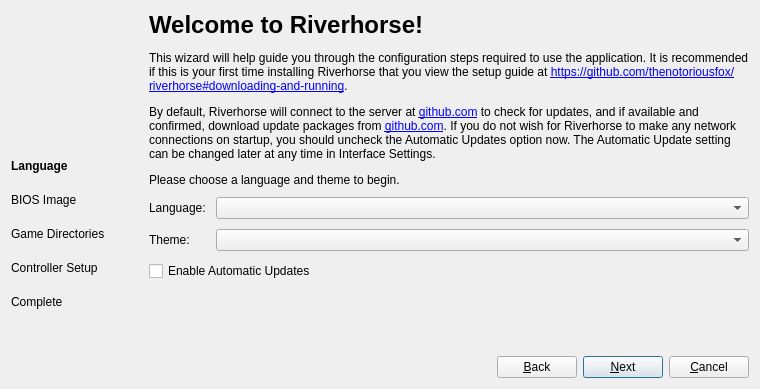
Qt form src/riverhorse-qt/setupwizarddialog.ui (thenotoriousfox/riverhorse) before a commit.
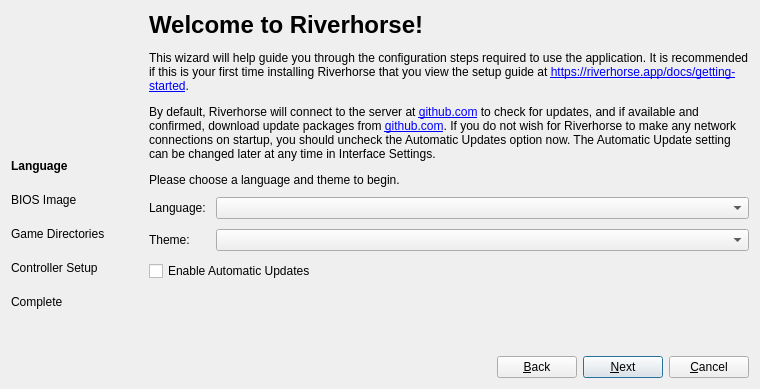
The same form after that commit. Icons and pictures are not drawn.

Commit message:
Link the riverhorse.app website from the app
Help menu, About dialog and Big Picture's About screen get a Website entry, the
setup wizard's guide link and the unofficial-build update message point to the
website, and the AppStream homepage is now riverhorse.app.

The Big Picture icon font now includes the server and tag icons, which were
blank on the netplay relay and save sync device name settings.

```diff
--- a/src/riverhorse-qt/setupwizarddialog.ui
+++ b/src/riverhorse-qt/setupwizarddialog.ui
@@ -47,7 +47,7 @@
        <item>
         <widget class="QLabel" name="introLabel">
          <property name="text">
-          <string>&lt;html&gt;&lt;head/&gt;&lt;body&gt;&lt;h1 style=&quot; margin-top:18px; margin-bottom:12px; margin-left:0px; margin-right:0px; -qt-block-indent:0; text-indent:0px;&quot;&gt;&lt;span style=&quot; font-size:xx-large; font-weight:700;&quot;&gt;Welcome to Riverhorse!&lt;/span&gt;&lt;/h1&gt;&lt;p&gt;This wizard will help guide you through the configuration steps required to use the application. It is recommended if this is your first time installing Riverhorse that you view the setup guide at &lt;a href=&quot;https://github.com/thenotoriousfox/riverhorse#downloading-and-running&quot;&gt;https://github.com/thenotoriousfox/riverhorse#downloading-and-running&lt;/a&gt;.&lt;/p&gt;&lt;p&gt;By default, Riverhorse will connect to the server at &lt;a href=&quot;https://github.com/&quot;&gt;github.com&lt;/a&gt; to check for updates, and if available and confirmed, download update packages from &lt;a href=&quot;https://github.com/&quot;&gt;github.com&lt;/a&gt;. If you do not wish for Riverhorse to make any network connections on startup, you should uncheck the Automatic Updates option now. The Automatic Update setting can be changed later at any time in Interface Settings.&lt;/p&gt;&lt;p&gt;Please choose a language and theme to begin.&lt;/p&gt;&lt;/body&gt;&lt;/html&gt;</string>
+          <string>&lt;html&gt;&lt;head/&gt;&lt;body&gt;&lt;h1 style=&quot; margin-top:18px; margin-bottom:12px; margin-left:0px; margin-right:0px; -qt-block-indent:0; text-indent:0px;&quot;&gt;&lt;span style=&quot; font-size:xx-large; font-weight:700;&quot;&gt;Welcome to Riverhorse!&lt;/span&gt;&lt;/h1&gt;&lt;p&gt;This wizard will help guide you through the configuration steps required to use the application. It is recommended if this is your first time installing Riverhorse that you view the setup guide at &lt;a href=&quot;https://riverhorse.app/docs/getting-started&quot;&gt;https://riverhorse.app/docs/getting-started&lt;/a&gt;.&lt;/p&gt;&lt;p&gt;By default, Riverhorse will connect to the server at &lt;a href=&quot;https://github.com/&quot;&gt;github.com&lt;/a&gt; to check for updates, and if available and confirmed, download update packages from &lt;a href=&quot;https://github.com/&quot;&gt;github.com&lt;/a&gt;. If you do not wish for Riverhorse to make any network connections on startup, you should uncheck the Automatic Updates option now. The Automatic Update setting can be changed later at any time in Interface Settings.&lt;/p&gt;&lt;p&gt;Please choose a language and theme to begin.&lt;/p&gt;&lt;/body&gt;&lt;/html&gt;</string>
          </property>
          <property name="alignment">
           <set>Qt::AlignLeading|Qt::AlignLeft|Qt::AlignTop</set>
```
The commit also changes 7 other files.
